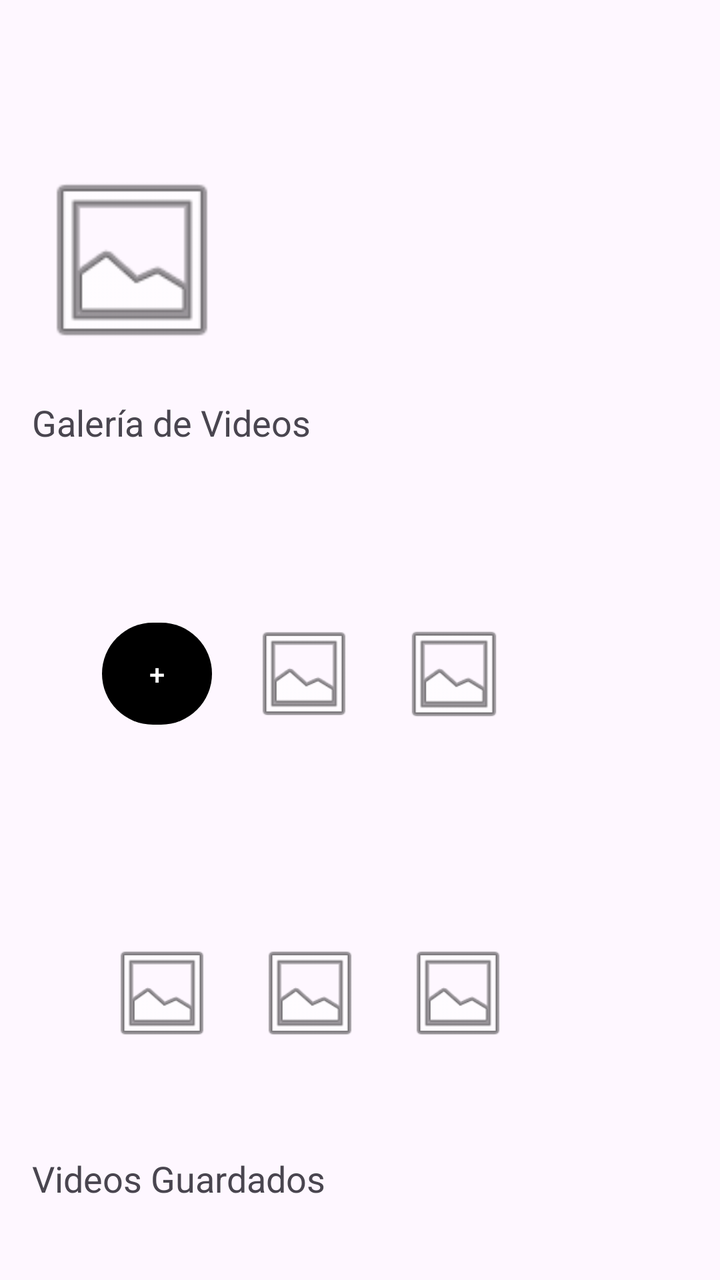
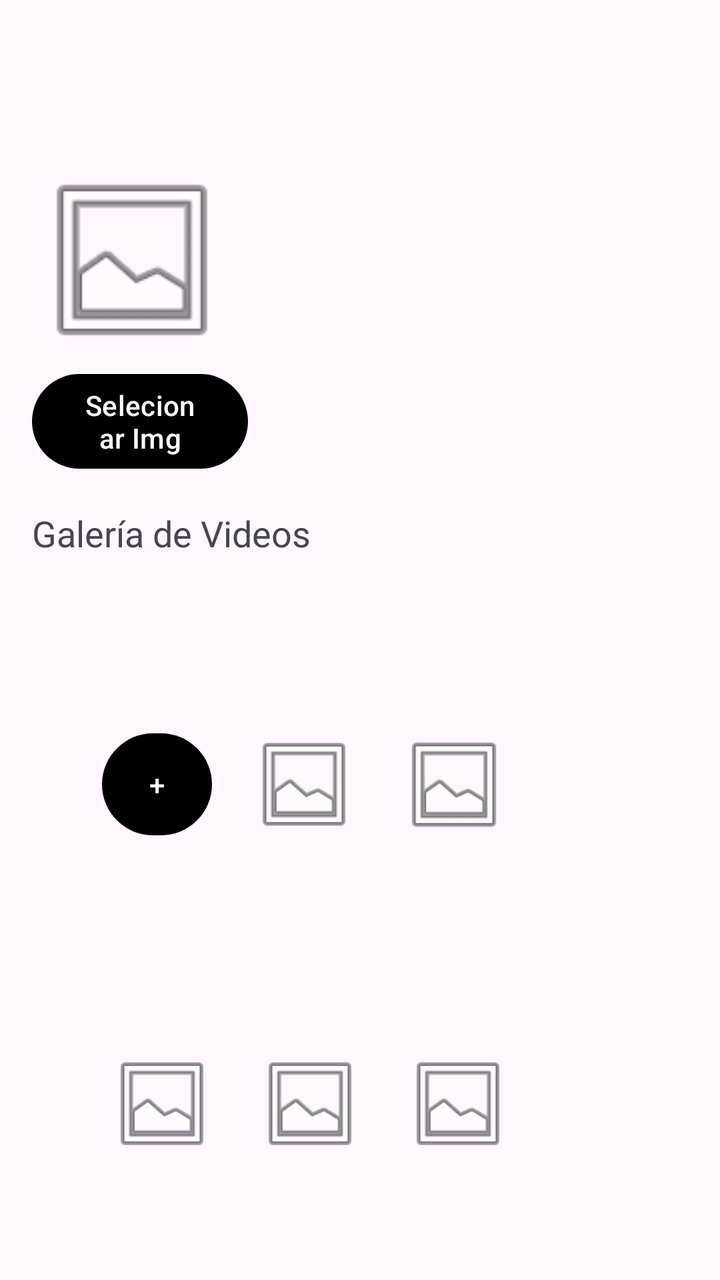

An Android layout rendered at two revisions. The XML below is the earlier revision; the diff shows what the commit changed to produce the second picture.
<!-- AndroidManifest.xml: application theme Theme.Capsulas1 -->
<!-- res/layout/usuario_perfil.xml -->
<?xml version="1.0" encoding="utf-8"?>
<LinearLayout
    xmlns:android="http://schemas.android.com/apk/res/android"
    android:id="@+id/main"
    android:layout_width="match_parent"
    android:layout_height="match_parent"
    android:orientation="vertical"
    android:padding="16dp">

    <com.google.android.material.textfield.TextInputLayout
        android:id="@+id/buscar_perfil_baile_id"
        android:layout_width="372dp"
        android:layout_height="45dp"
        android:hint="Buscar Perfil de Baile" />

    <LinearLayout
        android:layout_width="376dp"
        android:layout_height="106dp"
        android:layout_marginTop="16dp"
        android:orientation="horizontal">

        <ImageView
            android:id="@+id/imageView"
            android:layout_width="100dp"
            android:layout_height="100dp"
            android:layout_gravity="center_vertical"
            android:src="@android:drawable/ic_menu_gallery" />

        <LinearLayout
            android:layout_width="101dp"
            android:layout_height="wrap_content"
            android:layout_weight="1"
            android:orientation="vertical"
            android:paddingStart="16dp">

            <com.google.android.material.textfield.TextInputLayout
                android:id="@+id/nombre_perrfil_id"
                android:layout_width="match_parent"
                android:layout_height="24dp"
                android:hint="Nombre de Perfil" />

            <com.google.android.material.textfield.TextInputLayout
                android:id="@+id/descripcion_perfil_id"
                android:layout_width="261dp"
                android:layout_height="74dp"
                android:layout_marginTop="8dp"
                android:hint="Descripción del Perfil" />
        </LinearLayout>
    </LinearLayout>

    <TextView
        android:id="@+id/textView"
        android:layout_width="188dp"
        android:layout_height="43dp"
        android:layout_marginTop="16dp"
        android:text="Galería de Videos"
        android:textSize="18sp" />

    <LinearLayout
        android:layout_width="275dp"
        android:layout_height="174dp"
        android:layout_marginTop="8dp"
        android:gravity="center"
        android:orientation="horizontal">

        <Button
            android:id="@+id/agregar_video_id"
            android:layout_width="55dp"
            android:layout_height="59dp"
            android:onClick="video"
            android:text="+" />


        <ImageView
            android:id="@+id/imageView2"
            android:layout_width="60dp"
            android:layout_height="55dp"
            android:layout_marginStart="16dp"
            android:src="@android:drawable/ic_menu_gallery" />

        <ImageView
            android:id="@+id/imageView3"
            android:layout_width="58dp"
            android:layout_height="56dp"
            android:layout_marginStart="16dp"
            android:src="@android:drawable/ic_menu_gallery" />
    </LinearLayout>

    <LinearLayout
        android:layout_width="278dp"
        android:layout_height="129dp"
        android:layout_marginTop="8dp"
        android:gravity="center"
        android:orientation="horizontal">

        <ImageView
            android:id="@+id/imageView4"
            android:layout_width="58dp"
            android:layout_height="55dp"
            android:src="@android:drawable/ic_menu_gallery" />

        <ImageView
            android:id="@+id/imageView5"
            android:layout_width="58dp"
            android:layout_height="55dp"
            android:layout_marginStart="16dp"
            android:src="@android:drawable/ic_menu_gallery" />

        <ImageView
            android:id="@+id/imageView6"
            android:layout_width="58dp"
            android:layout_height="55dp"
            android:layout_marginStart="16dp"
            android:src="@android:drawable/ic_menu_gallery" />
    </LinearLayout>

    <TextView
        android:id="@+id/textView2"
        android:layout_width="wrap_content"
        android:layout_height="wrap_content"
        android:layout_marginTop="16dp"
        android:text="Videos Guardados"
        android:textSize="18sp" />
</LinearLayout>
<!-- resources referenced by this layout -->
<resources>
  <style name="Theme.Capsulas1" parent="Base.Theme.Capsulas1" />
  <style name="Base.Theme.Capsulas1" parent="Theme.Material3.DayNight.NoActionBar">
          
          <item name="colorPrimary">@color/black</item>
          <item name="colorSecondary">@color/pink_500</item>
          <item name="colorTertiary">@color/white</item>
          
      </style>
  <color name="black">#FF000000</color>
  <color name="pink_500">#E91E63</color>
  <color name="white">#FFFFFFFF</color>
</resources>

<!-- the commit's change to res/layout/usuario_perfil.xml (unified diff, before → after) -->
@@ -20,7 +20,7 @@
         android:orientation="horizontal">
 
         <ImageView
-            android:id="@+id/imageView"
+            android:id="@+id/imagenperfil"
             android:layout_width="100dp"
             android:layout_height="100dp"
             android:layout_gravity="center_vertical"
@@ -34,7 +34,7 @@
             android:paddingStart="16dp">
 
             <com.google.android.material.textfield.TextInputLayout
-                android:id="@+id/nombre_perrfil_id"
+                android:id="@+id/nombre_perfil_id"
                 android:layout_width="match_parent"
                 android:layout_height="24dp"
                 android:hint="Nombre de Perfil" />
@@ -47,6 +47,12 @@
                 android:hint="Descripción del Perfil" />
         </LinearLayout>
     </LinearLayout>
+
+    <Button
+        android:id="@+id/seleccionar_imagen_id"
+        android:layout_width="108dp"
+        android:layout_height="wrap_content"
+        android:text="Selecionar Img" />
 
     <TextView
         android:id="@+id/textView"
@@ -119,6 +125,11 @@
         android:layout_width="wrap_content"
         android:layout_height="wrap_content"
         android:layout_marginTop="16dp"
-        android:text="Videos Guardados"
         android:textSize="18sp" />
+
+    <Button
+        android:id="@+id/guardar_perfil_id"
+        android:layout_width="191dp"
+        android:layout_height="wrap_content"
+        android:text="Guardar Perfil" />
 </LinearLayout>
